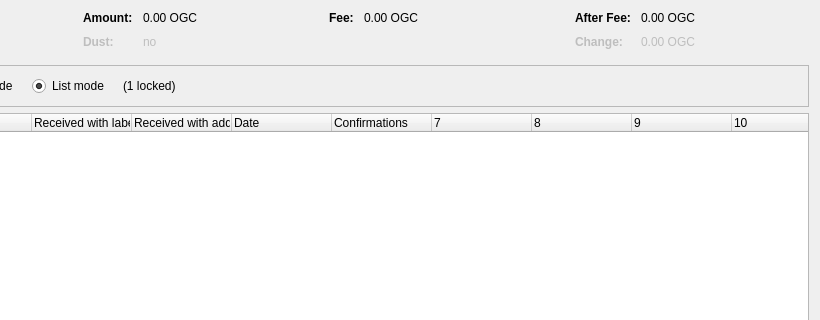
Above: src/qt/forms/coincontroldialog.ui from minblock/ogkushcoin before the change; both pictures show x 180 to 1000 and y 0 to 320 of the 1000 by 500 pixel window. Below: the same form after it.
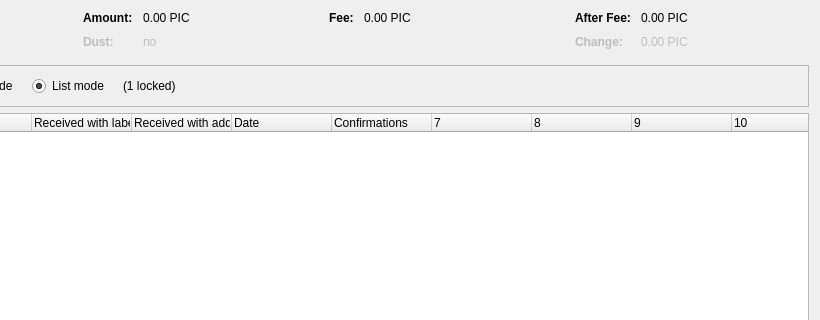
That is the form after the change. Custom widgets are drawn as their Qt base class.

What changed in the file:
```diff
--- a/src/qt/forms/coincontroldialog.ui
+++ b/src/qt/forms/coincontroldialog.ui
@@ -132,7 +132,7 @@
           <enum>Qt::ActionsContextMenu</enum>
          </property>
          <property name="text">
-          <string notr="true">0.00 OGC</string>
+          <string notr="true">0.00 PIC</string>
          </property>
          <property name="textInteractionFlags">
           <set>Qt::LinksAccessibleByMouse|Qt::TextSelectableByKeyboard|Qt::TextSelectableByMouse</set>
@@ -212,7 +212,7 @@
           <enum>Qt::ActionsContextMenu</enum>
          </property>
          <property name="text">
-          <string notr="true">0.00 OGC</string>
+          <string notr="true">0.00 PIC</string>
          </property>
          <property name="textInteractionFlags">
           <set>Qt::LinksAccessibleByMouse|Qt::TextSelectableByKeyboard|Qt::TextSelectableByMouse</set>
@@ -257,7 +257,7 @@
           <enum>Qt::ActionsContextMenu</enum>
          </property>
          <property name="text">
-          <string notr="true">0.00 OGC</string>
+          <string notr="true">0.00 PIC</string>
          </property>
          <property name="textInteractionFlags">
           <set>Qt::LinksAccessibleByMouse|Qt::TextSelectableByKeyboard|Qt::TextSelectableByMouse</set>
@@ -292,7 +292,7 @@
           <enum>Qt::ActionsContextMenu</enum>
          </property>
          <property name="text">
-          <string notr="true">0.00 OGC</string>
+          <string notr="true">0.00 PIC</string>
          </property>
          <property name="textInteractionFlags">
           <set>Qt::LinksAccessibleByMouse|Qt::TextSelectableByKeyboard|Qt::TextSelectableByMouse</set>
```
